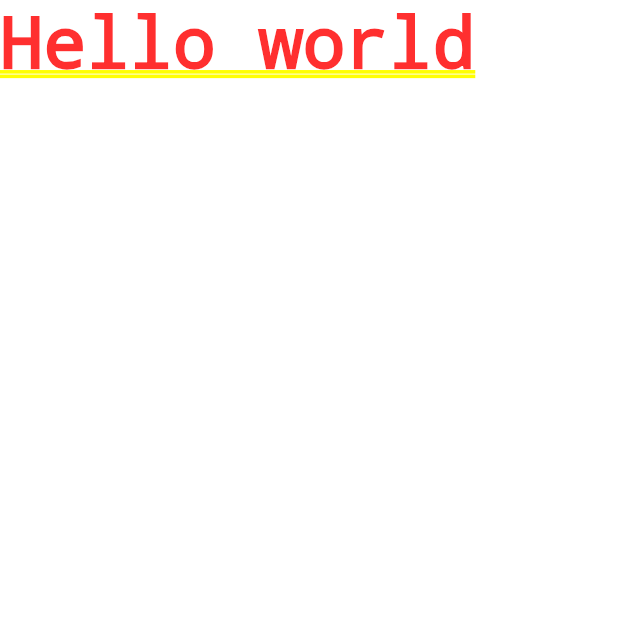
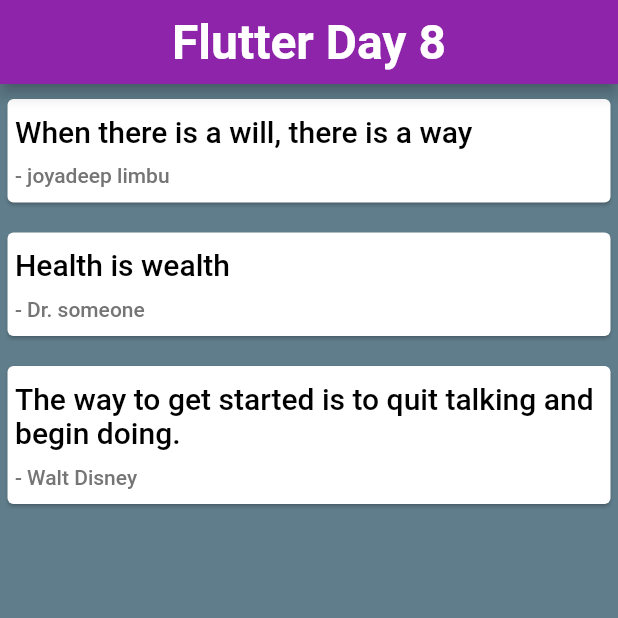
Before and after one commit to joyadeep/flutter, a Flutter app: the screen it shows after launch, on a phone screen of 412 x 824 dp, the top half of it. Run offline on Flutter 3.47's test engine with Material 2 defaults, Android fonts, the phone set to English and light mode, and no system bars.

Commit message:
quote app

```diff
--- a/lib/main.dart
+++ b/lib/main.dart
@@ -1,9 +1,62 @@
 import 'package:flutter/material.dart';
+import 'quotelist.dart';
 
 void main() {
   runApp(
-    const MaterialApp(
-      home: Text('Hello world'),
+    MaterialApp(
+      home: Quotes(),
     ),
   );
 }
+
+class Quotes extends StatefulWidget {
+  @override
+  State<Quotes> createState() => _QuotesState();
+}
+
+class _QuotesState extends State<Quotes> {
+  List<Quotelist> quotes = [
+    Quotelist('When there is a will, there is a way', 'joyadeep limbu'),
+    Quotelist('Health is wealth', 'Dr. someone'),
+    Quotelist('The way to get started is to quit talking and begin doing.',
+        'Walt Disney')
+  ];
+  Widget quoteTemplate(quote) {
+    return Card(
+      margin: const EdgeInsets.symmetric(vertical: 10.0, horizontal: 5.0),
+      child: Padding(
+        padding: const EdgeInsets.symmetric(vertical: 10.0, horizontal: 5.0),
+        child:
+            Column(crossAxisAlignment: CrossAxisAlignment.stretch, children: [
+          Text(quote.text,
+              style: const TextStyle(
+                  fontSize: 20,
+                  fontWeight: FontWeight.w500,
+                  color: Colors.black)),
+          const SizedBox(height: 10),
+          Text('- ' + quote.author,
+              style: TextStyle(
+                  fontSize: 14,
+                  fontWeight: FontWeight.w500,
+                  color: Colors.grey[600]))
+        ]),
+      ),
+    );
+  }
+
+  @override
+  Widget build(BuildContext context) {
+    return Scaffold(
+        backgroundColor: Colors.blueGrey,
+        appBar: AppBar(
+          title: const Text(
+            'Flutter Day 8',
+            style: TextStyle(fontSize: 32.0, fontWeight: FontWeight.w600),
+          ),
+          backgroundColor: Colors.purple[600],
+          centerTitle: true,
+        ),
+        body: Column(
+            children: quotes.map((quotes) => quoteTemplate(quotes)).toList()));
+  }
+}
--- /dev/null
+++ b/lib/quotelist.dart
@@ -0,0 +1,6 @@
+class Quotelist {
+  String text;
+  String author;
+
+  Quotelist(this.text, this.author);
+}
```
